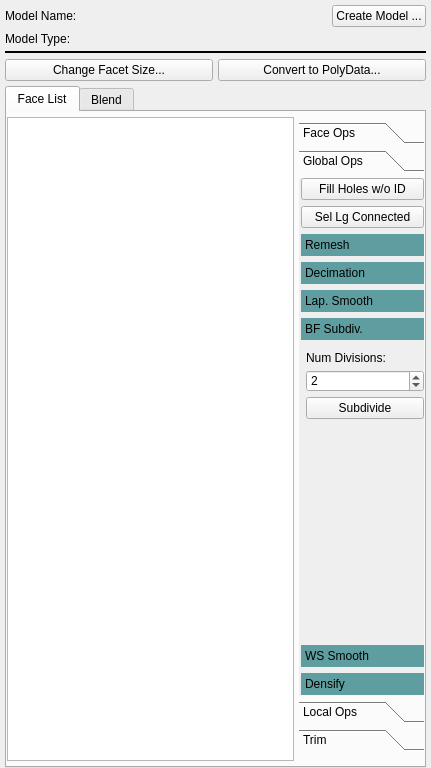
SimVascular/SimVascular, file Code/Source/Plugins/org.sv.gui.qt.modeling/src/internal/svModelEdit.ui: the form before one commit.
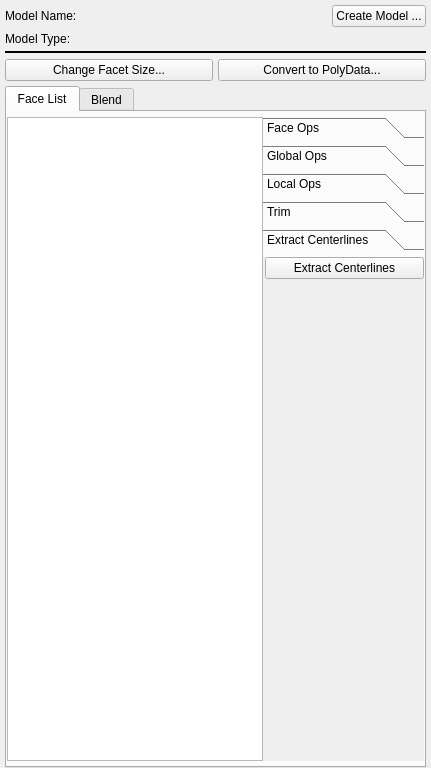
The form after the commit. Custom widgets are drawn as their Qt base class.

Commit message: DEV: Adding extract centerlines tab to be able to able to select source and target seeds for centerline extraction

Diff of the .ui file:
```diff
--- a/Code/Source/Plugins/org.sv.gui.qt.modeling/src/internal/svModelEdit.ui
+++ b/Code/Source/Plugins/org.sv.gui.qt.modeling/src/internal/svModelEdit.ui
@@ -305,30 +305,6 @@
                     </widget>
                    </item>
                    <item>
-                    <widget class="QWidget" name="widgetRight" native="true">
-                     <property name="sizePolicy">
-                      <sizepolicy hsizetype="Fixed" vsizetype="Preferred">
-                       <horstretch>0</horstretch>
-                       <verstretch>0</verstretch>
-                      </sizepolicy>
-                     </property>
-                     <layout class="QVBoxLayout" name="verticalLayout_5">
-                      <property name="spacing">
-                       <number>5</number>
-                      </property>
-                      <property name="leftMargin">
-                       <number>5</number>
-                      </property>
-                      <property name="topMargin">
-                       <number>5</number>
-                      </property>
-                      <property name="rightMargin">
-                       <number>0</number>
-                      </property>
-                      <property name="bottomMargin">
-                       <number>5</number>
-                      </property>
-                      <item>
                        <widget class="QToolBox" name="toolBoxPolyData">
                         <property name="sizePolicy">
                          <sizepolicy hsizetype="Preferred" vsizetype="Preferred">
@@ -352,7 +328,7 @@
                          <string/>
                         </property>
                         <property name="currentIndex">
-                         <number>1</number>
+                      <number>4</number>
                         </property>
                         <widget class="QWidget" name="page_2">
                          <property name="geometry">
@@ -672,8 +648,8 @@
                           <rect>
                            <x>0</x>
                            <y>0</y>
-                           <width>138</width>
-                           <height>487</height>
+                        <width>153</width>
+                        <height>353</height>
                           </rect>
                          </property>
                          <attribute name="label">
@@ -1005,8 +981,8 @@
                               <rect>
                                <x>0</x>
                                <y>0</y>
-                               <width>136</width>
-                               <height>235</height>
+                            <width>104</width>
+                            <height>85</height>
                               </rect>
                              </property>
                              <attribute name="label">
@@ -1949,16 +1925,24 @@
                           </item>
                          </layout>
                         </widget>
-                       </widget>
-                      </item>
-                      <item>
-                       <widget class="QWidget" name="widgetOCC" native="true">
-                        <layout class="QVBoxLayout" name="verticalLayout_14">
+                     <widget class="QWidget" name="page_5">
+                      <property name="geometry">
+                       <rect>
+                        <x>0</x>
+                        <y>0</y>
+                        <width>159</width>
+                        <height>464</height>
+                       </rect>
+                      </property>
+                      <attribute name="label">
+                       <string>Extract Centerlines</string>
+                      </attribute>
+                      <layout class="QVBoxLayout" name="verticalLayout_25">
                          <property name="spacing">
-                          <number>5</number>
+                        <number>-1</number>
                          </property>
                          <property name="leftMargin">
-                          <number>0</number>
+                        <number>2</number>
                          </property>
                          <property name="topMargin">
                           <number>0</number>
@@ -1969,10 +1953,31 @@
                          <property name="bottomMargin">
                           <number>0</number>
                          </property>
-                        </layout>
-                       </widget>
-                      </item>
-                     </layout>
+                       <item>
+                        <widget class="QPushButton" name="btnExtractCenterlines">
+                         <property name="toolTip">
+                          <string>&lt;html&gt;&lt;head/&gt;&lt;body&gt;&lt;p&gt;Extract the centerlines of the model by selecting source and target caps&lt;/p&gt;&lt;/body&gt;&lt;/html&gt;</string>
+                         </property>
+                         <property name="text">
+                          <string>Extract Centerlines</string>
+                         </property>
+                        </widget>
+                       </item>
+                       <item>
+                        <spacer name="verticalSpacer_16">
+                         <property name="orientation">
+                          <enum>Qt::Vertical</enum>
+                         </property>
+                         <property name="sizeHint" stdset="0">
+                          <size>
+                           <width>20</width>
+                           <height>40</height>
+                          </size>
+                         </property>
+                        </spacer>
+                       </item>
+                      </layout>
+                     </widget>
                     </widget>
                    </item>
                   </layout>
```
Left out of the diff: 68 changed lines with no effect on the pictures. Lines whose indentation alone changed are shown as unchanged. The commit also changes 6 other files.
